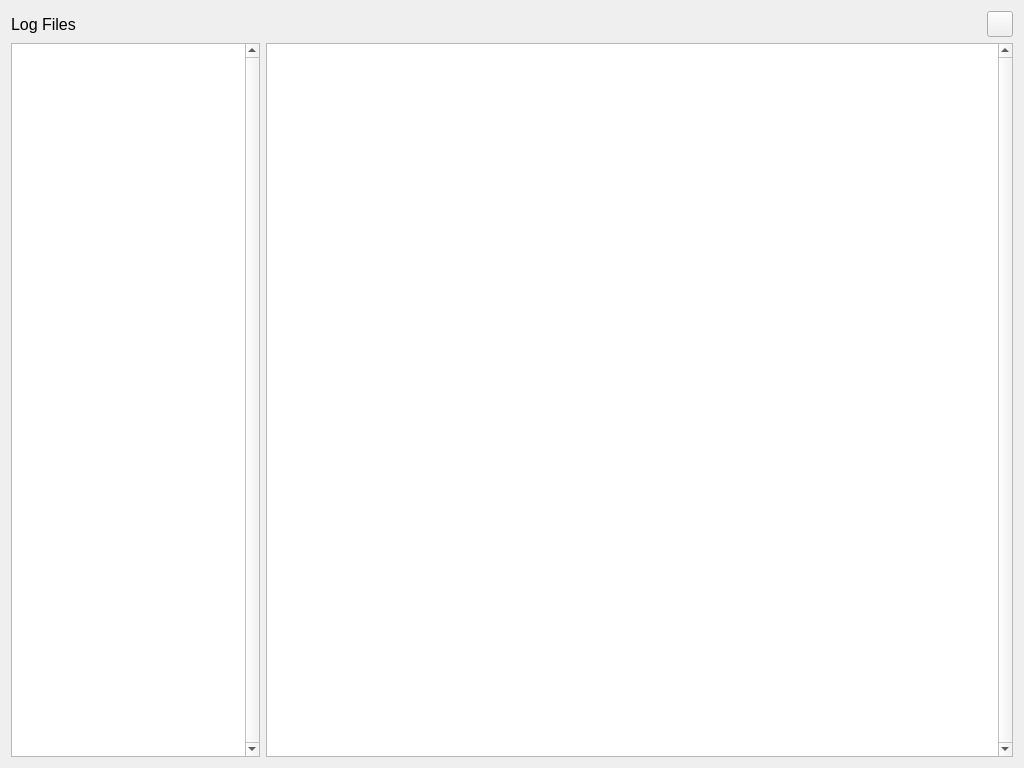
Before: the Qt Designer form logdialog.ui in MacHansson/lazy-debian-updater, drawn with Qt 5.
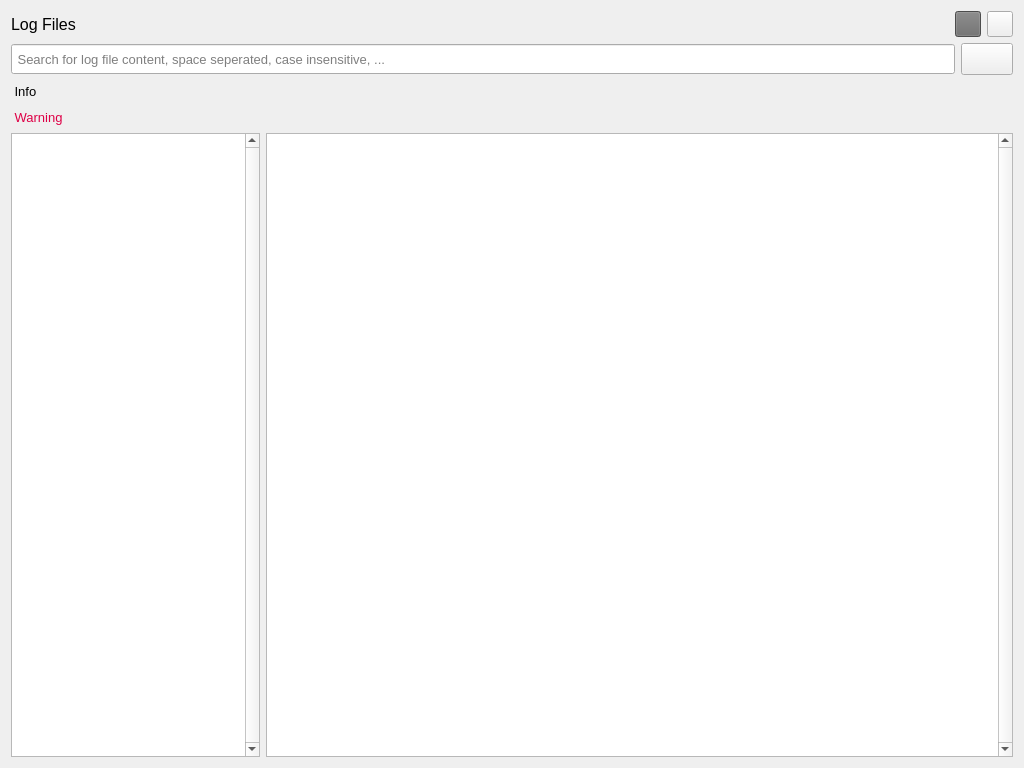
After: the same form once the commit is applied. Icons and pictures are not drawn.

What changed in the file:
```diff
--- a/logdialog.ui
+++ b/logdialog.ui
@@ -15,7 +15,7 @@
   </property>
   <layout class="QVBoxLayout" name="verticalLayout">
    <item>
-    <layout class="QHBoxLayout" name="horizontalLayout_2" stretch="0,10,0">
+    <layout class="QHBoxLayout" name="horizontalLayout_2" stretch="0,10,0,0">
      <item>
       <widget class="QLabel" name="label">
        <property name="font">
@@ -41,6 +41,50 @@
        </property>
       </spacer>
      </item>
+     <item>
+      <widget class="QPushButton" name="bnPin">
+       <property name="minimumSize">
+        <size>
+         <width>26</width>
+         <height>26</height>
+        </size>
+       </property>
+       <property name="maximumSize">
+        <size>
+         <width>26</width>
+         <height>26</height>
+        </size>
+       </property>
+       <property name="focusPolicy">
+        <enum>Qt::FocusPolicy::NoFocus</enum>
+       </property>
+       <property name="styleSheet">
+        <string notr="true">QPushButton:checked {
+	background-color: rgb(115, 3, 27);
+}
+
+QPushButton:!checked {
+	
+	background-color: rgb(107, 107, 107);
+}</string>
+       </property>
+       <property name="text">
+        <string/>
+       </property>
+       <property name="iconSize">
+        <size>
+         <width>16</width>
+         <height>16</height>
+        </size>
+       </property>
+       <property name="checkable">
+        <bool>true</bool>
+       </property>
+       <property name="checked">
+        <bool>false</bool>
+       </property>
+      </widget>
+     </item>
      <item>
       <widget class="QPushButton" name="bnHide">
        <property name="minimumSize">
@@ -61,19 +105,129 @@
        <property name="text">
         <string/>
        </property>
+       <property name="iconSize">
+        <size>
+         <width>20</width>
+         <height>20</height>
+        </size>
+       </property>
+      </widget>
+     </item>
+    </layout>
+   </item>
+   <item>
+    <layout class="QHBoxLayout" name="horizontalLayout_3">
+     <item>
+      <widget class="QLineEdit" name="leSearch">
+       <property name="minimumSize">
+        <size>
+         <width>0</width>
+         <height>30</height>
+        </size>
+       </property>
+       <property name="maximumSize">
+        <size>
+         <width>16777215</width>
+         <height>30</height>
+        </size>
+       </property>
+       <property name="font">
+        <font>
+         <pointsize>10</pointsize>
+        </font>
+       </property>
+       <property name="placeholderText">
+        <string> Search for log file content, space seperated, case insensitive, ...</string>
+       </property>
+      </widget>
+     </item>
+     <item>
+      <widget class="QPushButton" name="bnClearFilter">
+       <property name="minimumSize">
+        <size>
+         <width>52</width>
+         <height>32</height>
+        </size>
+       </property>
+       <property name="maximumSize">
+        <size>
+         <width>52</width>
+         <height>32</height>
+        </size>
+       </property>
+       <property name="focusPolicy">
+        <enum>Qt::FocusPolicy::NoFocus</enum>
+       </property>
+       <property name="text">
+        <string/>
+       </property>
        <property name="icon">
         <iconset theme="QIcon::ThemeIcon::GoDown"/>
        </property>
        <property name="iconSize">
         <size>
-         <width>22</width>
-         <height>22</height>
+         <width>28</width>
+         <height>28</height>
         </size>
        </property>
       </widget>
      </item>
     </layout>
    </item>
+   <item>
+    <widget class="QLabel" name="laInfo">
+     <property name="minimumSize">
+      <size>
+       <width>0</width>
+       <height>20</height>
+      </size>
+     </property>
+     <property name="maximumSize">
+      <size>
+       <width>16777215</width>
+       <height>20</height>
+      </size>
+     </property>
+     <property name="font">
+      <font>
+       <pointsize>10</pointsize>
+      </font>
+     </property>
+     <property name="styleSheet">
+      <string notr="true"/>
+     </property>
+     <property name="text">
+      <string> Info</string>
+     </property>
+    </widget>
+   </item>
+   <item>
+    <widget class="QLabel" name="laWarning">
+     <property name="minimumSize">
+      <size>
+       <width>0</width>
+       <height>20</height>
+      </size>
+     </property>
+     <property name="maximumSize">
+      <size>
+       <width>16777215</width>
+       <height>20</height>
+      </size>
+     </property>
+     <property name="font">
+      <font>
+       <pointsize>10</pointsize>
+      </font>
+     </property>
+     <property name="styleSheet">
+      <string notr="true">color: #de0046;</string>
+     </property>
+     <property name="text">
+      <string> Warning</string>
+     </property>
+    </widget>
+   </item>
    <item>
     <layout class="QHBoxLayout" name="horizontalLayout" stretch="1,3">
      <item>
```
Left out of the diff: 7 changed lines with no effect on the pictures.
